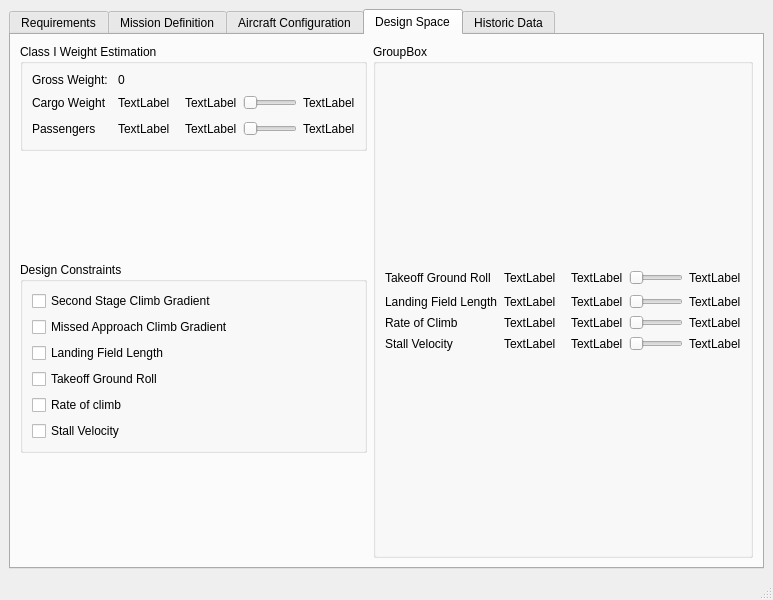
This is gui/Window3.ui in varun-sudarsanan/opaide as Qt 5 draws it before an edit. The edited form follows.
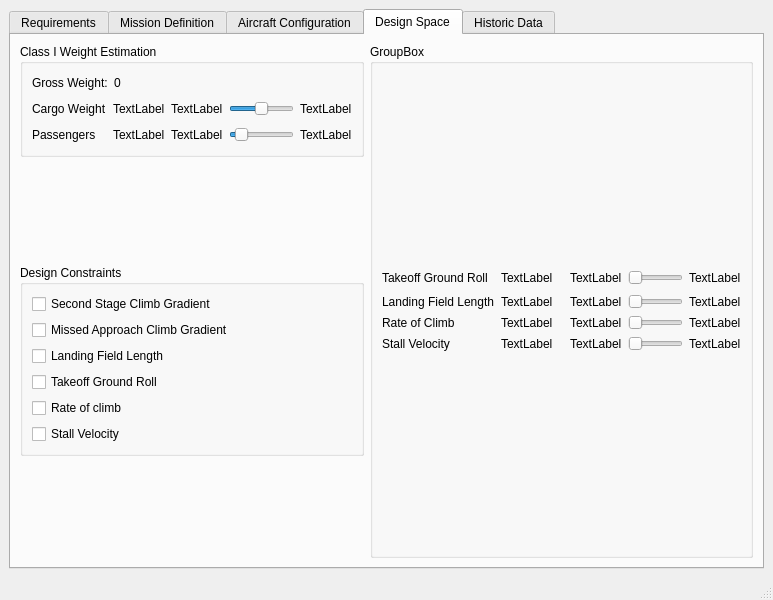
This is the edited form.

```diff
--- a/gui/Window3.ui
+++ b/gui/Window3.ui
@@ -1209,22 +1209,15 @@
             </property>
             <layout class="QVBoxLayout" name="verticalLayout_9">
              <item>
-              <layout class="QGridLayout" name="gridLayout_9">
-               <item row="1" column="4">
-                <widget class="QSlider" name="cargo_slider">
-                 <property name="orientation">
-                  <enum>Qt::Horizontal</enum>
-                 </property>
-                </widget>
-               </item>
-               <item row="1" column="5">
-                <widget class="QLabel" name="max_cargo_lab">
+              <layout class="QHBoxLayout" name="horizontalLayout_5">
+               <item>
+                <widget class="QLabel" name="ds_gross_lab">
                  <property name="text">
-                  <string>TextLabel</string>
+                  <string>Gross Weight:</string>
                  </property>
                 </widget>
                </item>
-               <item row="0" column="1">
+               <item>
                 <widget class="QLabel" name="ds_gross_out">
                  <property name="styleSheet">
                   <string notr="true">font: 75 8pt &quot;MS Shell Dlg 2&quot;;
@@ -1235,90 +1228,138 @@
                  </property>
                 </widget>
                </item>
-               <item row="1" column="3">
+               <item>
+                <spacer name="horizontalSpacer_11">
+                 <property name="orientation">
+                  <enum>Qt::Horizontal</enum>
+                 </property>
+                 <property name="sizeHint" stdset="0">
+                  <size>
+                   <width>40</width>
+                   <height>20</height>
+                  </size>
+                 </property>
+                </spacer>
+               </item>
+              </layout>
+             </item>
+             <item>
+              <layout class="QGridLayout" name="gridLayout_9">
+               <item row="3" column="0">
+                <widget class="QLabel" name="label_7">
+                 <property name="text">
+                  <string>Passengers</string>
+                 </property>
+                </widget>
+               </item>
+               <item row="2" column="2">
+                <spacer name="horizontalSpacer_8">
+                 <property name="orientation">
+                  <enum>Qt::Horizontal</enum>
+                 </property>
+                 <property name="sizeHint" stdset="0">
+                  <size>
+                   <width>40</width>
+                   <height>20</height>
+                  </size>
+                 </property>
+                </spacer>
+               </item>
+               <item row="2" column="4">
+                <widget class="QSlider" name="cargo_slider">
+                 <property name="minimumSize">
+                  <size>
+                   <width>65</width>
+                   <height>0</height>
+                  </size>
+                 </property>
+                 <property name="minimum">
+                  <number>100</number>
+                 </property>
+                 <property name="maximum">
+                  <number>300</number>
+                 </property>
+                 <property name="singleStep">
+                  <number>20</number>
+                 </property>
+                 <property name="value">
+                  <number>200</number>
+                 </property>
+                 <property name="sliderPosition">
+                  <number>200</number>
+                 </property>
+                 <property name="orientation">
+                  <enum>Qt::Horizontal</enum>
+                 </property>
+                </widget>
+               </item>
+               <item row="2" column="1">
+                <widget class="QLabel" name="current_cargo_wt">
+                 <property name="text">
+                  <string>TextLabel</string>
+                 </property>
+                </widget>
+               </item>
+               <item row="3" column="2">
+                <spacer name="horizontalSpacer_9">
+                 <property name="orientation">
+                  <enum>Qt::Horizontal</enum>
+                 </property>
+                 <property name="sizeHint" stdset="0">
+                  <size>
+                   <width>40</width>
+                   <height>20</height>
+                  </size>
+                 </property>
+                </spacer>
+               </item>
+               <item row="2" column="3">
                 <widget class="QLabel" name="min_cargo_lab">
                  <property name="text">
                   <string>TextLabel</string>
                  </property>
                 </widget>
                </item>
-               <item row="1" column="0">
+               <item row="2" column="5">
+                <widget class="QLabel" name="max_cargo_lab">
+                 <property name="text">
+                  <string>TextLabel</string>
+                 </property>
+                </widget>
+               </item>
+               <item row="2" column="0">
                 <widget class="QLabel" name="label">
                  <property name="text">
                   <string>Cargo Weight</string>
                  </property>
                 </widget>
                </item>
-               <item row="1" column="1">
-                <widget class="QLabel" name="current_cargo_wt">
-                 <property name="text">
-                  <string>TextLabel</string>
-                 </property>
-                </widget>
-               </item>
-               <item row="2" column="5">
+               <item row="3" column="5">
                 <widget class="QLabel" name="max_pass_lab">
                  <property name="text">
                   <string>TextLabel</string>
                  </property>
                 </widget>
                </item>
-               <item row="2" column="1">
+               <item row="3" column="1">
                 <widget class="QLabel" name="current_pass_num">
                  <property name="text">
                   <string>TextLabel</string>
                  </property>
                 </widget>
                </item>
-               <item row="2" column="3">
+               <item row="3" column="3">
                 <widget class="QLabel" name="min_pass_lab">
                  <property name="text">
                   <string>TextLabel</string>
                  </property>
                 </widget>
                </item>
-               <item row="2" column="0">
-                <widget class="QLabel" name="label_7">
-                 <property name="text">
-                  <string>Passengers</string>
-                 </property>
-                </widget>
-               </item>
-               <item row="1" column="2">
-                <spacer name="horizontalSpacer_8">
-                 <property name="orientation">
-                  <enum>Qt::Horizontal</enum>
-                 </property>
-                 <property name="sizeHint" stdset="0">
-                  <size>
-                   <width>40</width>
-                   <height>20</height>
-                  </size>
-                 </property>
-                </spacer>
-               </item>
-               <item row="2" column="2">
-                <spacer name="horizontalSpacer_9">
-                 <property name="orientation">
-                  <enum>Qt::Horizontal</enum>
-                 </property>
-                 <property name="sizeHint" stdset="0">
-                  <size>
-                   <width>40</width>
-                   <height>20</height>
-                  </size>
-                 </property>
-                </spacer>
-               </item>
-               <item row="0" column="0">
-                <widget class="QLabel" name="ds_gross_lab">
-                 <property name="text">
-                  <string>Gross Weight: </string>
-                 </property>
-                </widget>
-               </item>
-               <item row="2" column="4">
+               <item row="3" column="4">
                 <widget class="QSlider" name="pass_slider">
+                 <property name="sliderPosition">
+                  <number>10</number>
+                 </property>
                  <property name="orientation">
                   <enum>Qt::Horizontal</enum>
                  </property>
```
Left out of the diff: 2 changed lines with no effect on the pictures.
